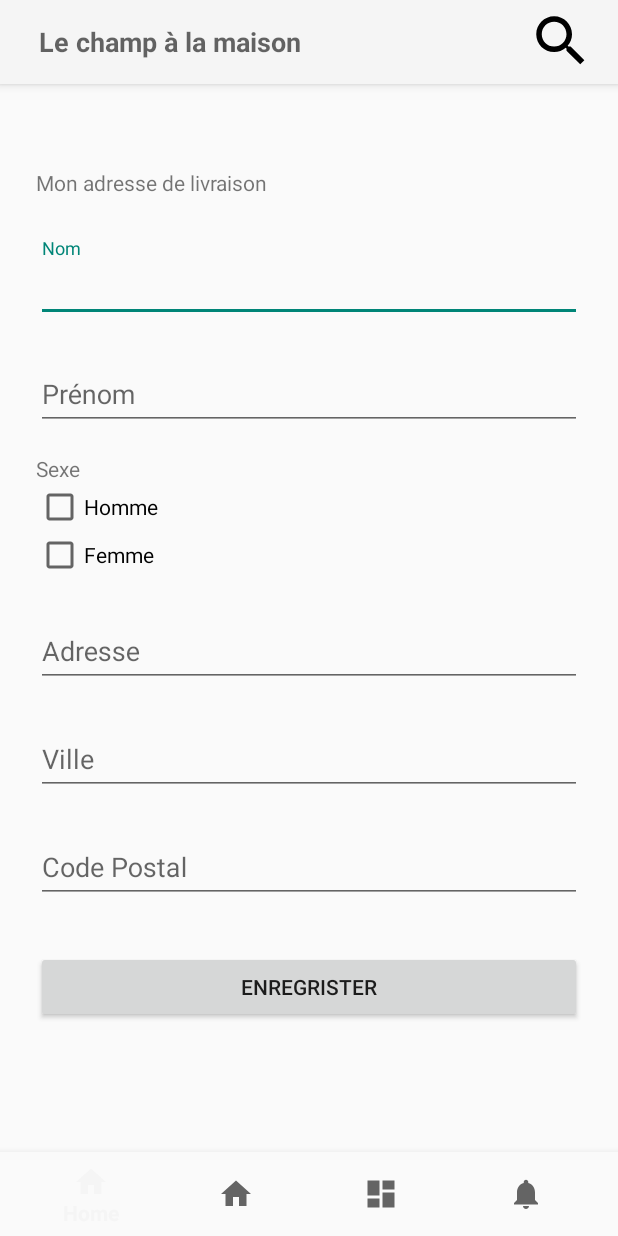
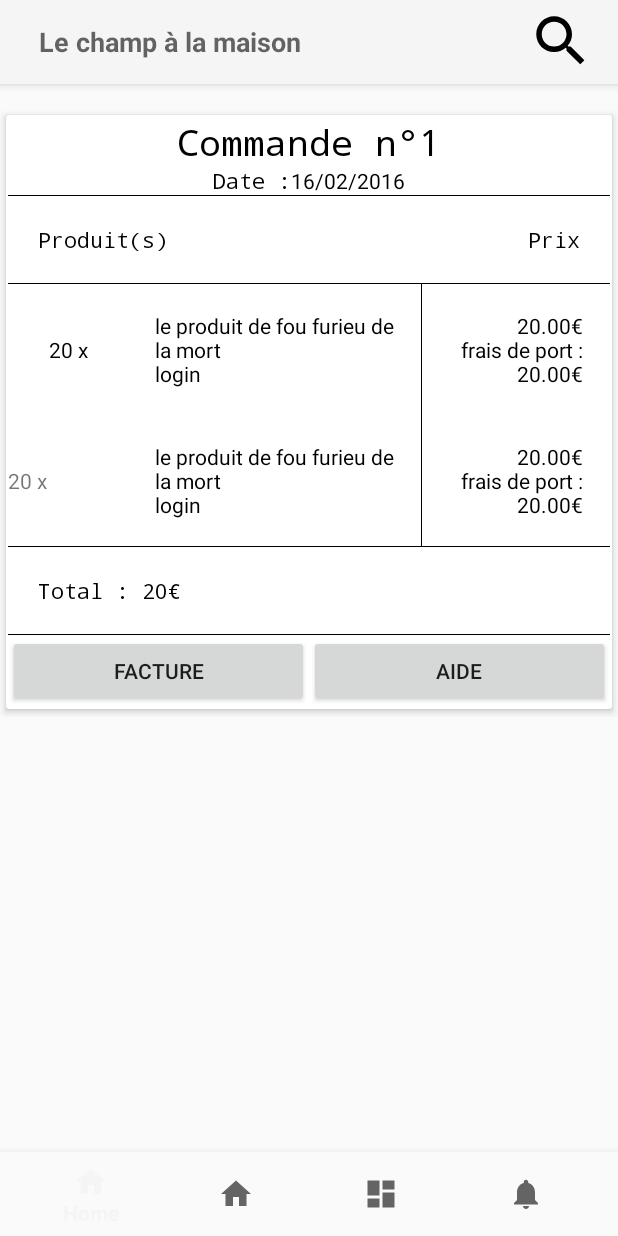
Before and after one commit to ProjetAnnuel5AL/mobile, an Android app: the HomeActivity screen opened directly, with no data from a screen before it, on a phone screen of 412 x 824 dp. Run offline under Robolectric (Android 15) with nearby library versions, the phone set to English and light mode, and no system bars; our stand-ins replace Picasso; pictures from the network do not load.

Commit message:
update view item + new img + order + test analytics

```diff
--- a/app/build.gradle
+++ b/app/build.gradle
@@ -27,6 +27,8 @@ dependencies {
     implementation 'com.android.support:appcompat-v7:27.1.1'
     implementation 'com.android.support.constraint:constraint-layout:1.1.0'
     implementation 'com.android.support:support-v4:27.1.1'
+    implementation 'com.google.firebase:firebase-core:11.8.0'
+    implementation 'com.google.firebase:firebase-crash:11.8.0'
     testImplementation 'junit:junit:4.12'
     androidTestImplementation 'com.android.support.test:runner:1.0.2'
     androidTestImplementation 'com.android.support.test.espresso:espresso-core:3.0.2'
@@ -40,5 +42,7 @@ dependencies {
     implementation 'com.github.ApendIr:slider:1.0'
     implementation 'com.github.ahmedshaban1:EasySlider:1.0.0'
 
-    implementation 'com.google.android.gms:play-services-maps:15.0.1'
+    implementation 'com.google.android.gms:play-services-maps:11.8.0'
 }
+
+apply plugin: 'com.google.gms.google-services'
--- a/app/src/main/java/com/lechampalamaison/activity/HomeActivity.java
+++ b/app/src/main/java/com/lechampalamaison/activity/HomeActivity.java
@@ -13,6 +13,7 @@ import android.support.v7.app.ActionBar;
 
 import com.lechampalamaison.R;
 import com.lechampalamaison.fragement.AddressFragment;
+import com.lechampalamaison.fragement.OrdersFragment;
 import com.lechampalamaison.fragement.ProfilFragment;
 import com.lechampalamaison.fragement.ShopFragment;
 import com.lechampalamaison.fragement.UpdatePwdFragment;
@@ -27,7 +28,6 @@ public class HomeActivity extends AppCompatActivity {
         public boolean onNavigationItemSelected(@NonNull MenuItem item) {
             switch (item.getItemId()) {
                 case R.id.navigation_producer:
-
                     return true;
                 case R.id.navigation_item:
                     showFragment(new ShopFragment());
@@ -54,7 +54,7 @@ public class HomeActivity extends AppCompatActivity {
         getSupportActionBar().setDisplayShowCustomEnabled(true);
         getSupportActionBar().setCustomView(R.layout.custom_action_bar_layout);
         View view =getSupportActionBar().getCustomView();
-        showFragment(new AddressFragment());
+        showFragment(new OrdersFragment());
 
     }
     private void showFragment(Fragment fragment) {
--- /dev/null
+++ b/app/src/main/java/com/lechampalamaison/fragement/OrdersFragment.java
@@ -0,0 +1,159 @@
+package com.lechampalamaison.fragement;
+
+import android.net.Uri;
+import android.os.Bundle;
+import android.support.v4.app.Fragment;
+import android.view.LayoutInflater;
+import android.view.View;
+import android.view.ViewGroup;
+import android.widget.AbsListView;
+import android.widget.AdapterView;
+import android.widget.ListView;
+
+import com.lechampalamaison.R;
+import com.lechampalamaison.api.model.ItemApi;
+import com.lechampalamaison.api.model.apiResponse.ItemsResponse;
+import com.lechampalamaison.api.service.ItemClient;
+import com.lechampalamaison.api.utils.Configuration;
+import com.lechampalamaison.listarrayadaper.ListOrdersArrayAdapter;
+import com.lechampalamaison.listarrayadaper.ListShopArrayAdapter;
+import com.lechampalamaison.model.Item;
+import com.lechampalamaison.model.Order;
+
+import java.util.ArrayList;
+
+import retrofit2.Call;
+import retrofit2.Callback;
+import retrofit2.Response;
+import retrofit2.Retrofit;
+import retrofit2.converter.gson.GsonConverterFactory;
+
+/**
+ * A simple {@link Fragment} subclass.
+ * Activities that contain this fragment must implement the
+ * {@link OrdersFragment.OnFragmentInteractionListener} interface
+ * to handle interaction events.
+ * Use the {@link OrdersFragment#newInstance} factory method to
+ * create an instance of this fragment.
+ */
+public class OrdersFragment extends Fragment {
+    // TODO: Rename parameter arguments, choose names that match
+    // the fragment initialization parameters, e.g. ARG_ITEM_NUMBER
+    private static final String ARG_PARAM1 = "param1";
+    private static final String ARG_PARAM2 = "param2";
+
+    ListView listViewOrders;
+    ListOrdersArrayAdapter adapter;
+    int pagination = 0;
+    Retrofit.Builder builder = new Retrofit.Builder()
+            .baseUrl(Configuration.urlApi)
+            .addConverterFactory(GsonConverterFactory.create());
+
+    Retrofit retrofit = builder.build();
+
+
+    // TODO: Rename and change types of parameters
+    private String mParam1;
+    private String mParam2;
+    ArrayList<Order> listOrders;
+
+    //filter
+
+
+    private OnFragmentInteractionListener mListener;
+
+    public OrdersFragment() {
+        // Required empty public constructor
+    }
+
+    /**
+     * Use this factory method to create a new instance of
+     * this fragment using the provided parameters.
+     *
+     * @param param1 Parameter 1.
+     * @param param2 Parameter 2.
+     * @return A new instance of fragment ShopFragment.
+     */
+    // TODO: Rename and change types and number of parameters
+    public static OrdersFragment newInstance(String param1, String param2) {
+        OrdersFragment fragment = new OrdersFragment();
+        Bundle args = new Bundle();
+        args.putString(ARG_PARAM1, param1);
+        args.putString(ARG_PARAM2, param2);
+        fragment.setArguments(args);
+        return fragment;
+    }
+
+    @Override
+    public void onCreate(Bundle savedInstanceState) {
+        super.onCreate(savedInstanceState);
+        if (getArguments() != null) {
+            mParam1 = getArguments().getString(ARG_PARAM1);
+            mParam2 = getArguments().getString(ARG_PARAM2);
+        }
+    }
+
+    @Override
+    public View onCreateView(LayoutInflater inflater, ViewGroup container,
+                             Bundle savedInstanceState) {
+        // Inflate the layout for this fragment
+
+        listOrders = new ArrayList<>();
+        View view = inflater.inflate(R.layout.fragment_orders, container, false);
+        listViewOrders = (ListView)view.findViewById(R.id.listOrders);
+
+        adapter = new ListOrdersArrayAdapter(getContext(), listOrders);
+
+
+        listOrders.add(new Order());
+
+        //filter();
+        listViewOrders.setAdapter(adapter);
+        adapter.notifyDataSetChanged();
+
+        return view;
+    }
+
+    public void updateListView(ItemApi itemApi, boolean filter){
+
+        /*Call<ItemsResponse> call;
+        if(filter == false){
+            call = itemClient.itemsWithoutFilter(itemApi.getLimit()*20);
+        }else{
+            call = itemClient.itemsFilter(itemApi.getLimit()*20, itemApi.getManualSearch(), itemApi.getCategory(), itemApi.getProduct(), itemApi.getLat(), itemApi.getLng(), itemApi.getPriceMin(), itemApi.getPriceMax());
+        }
+
+        call.enqueue(new Callback<ItemsResponse>() {
+            @Override
+            public void onResponse(Call<ItemsResponse> call, Response<ItemsResponse> response) {
+                if(response.body().getCode() == 0){
+
+                    for(int i =0; i< response.body().getResult().getList().length; i++){
+                        listItem.add(new Item(response.body().getResult().getList()[i].getIdItem(), response.body().getResult().getList()[i].getNameItem(), response.body().getResult().getList()[i].getNameCategory() + ", " + response.body().getResult().getList()[i].getNameProduct(), response.body().getResult().getList()[i].getCpItem() + " " + response.body().getResult().getList()[i].getCityItem(), response.body().getResult().getList()[i].getPriceItem(), response.body().getResult().getList()[i].getFileExtensionsItem()));
+                    }
+                    adapter.notifyDataSetChanged();
+                }else{
+                }
+            }
+            @Override
+            public void onFailure(Call<ItemsResponse> call, Throwable t) {
+            }
+        });*/
+    }
+
+
+
+    // TODO: Rename method, update argument and hook method into UI event
+    public void onButtonPressed(Uri uri) {
+        if (mListener != null) {
+            mListener.onFragmentInteraction(uri);
+        }
+    }
+
+    public interface OnFragmentInteractionListener {
+        // TODO: User argument type and name
+        void onFragmentInteraction(Uri uri);
+    }
+
+
+}
--- /dev/null
+++ b/app/src/main/java/com/lechampalamaison/listarrayadaper/ListOrdersArrayAdapter.java
@@ -0,0 +1,46 @@
+package com.lechampalamaison.listarrayadaper;
+
+import android.content.Context;
+import android.graphics.Bitmap;
+import android.graphics.BitmapFactory;
+import android.os.AsyncTask;
+import android.util.Log;
+import android.view.LayoutInflater;
+import android.view.View;
+import android.view.ViewGroup;
+import android.widget.ArrayAdapter;
+import android.widget.ImageView;
+import android.widget.TextView;
+
+import com.lechampalamaison.R;
+import com.lechampalamaison.model.Item;
+import com.lechampalamaison.model.Order;
+import com.squareup.picasso.Picasso;
+
+import java.io.InputStream;
+import java.text.NumberFormat;
+import java.util.ArrayList;
+
+public class ListOrdersArrayAdapter extends ArrayAdapter<Order> {
+    private final Context context;
+    private final ArrayList<Order> values;
+
+    public ListOrdersArrayAdapter(Context context, ArrayList<Order> values) {
+        super(context, -1, values);
+        this.context = context;
+        this.values = values;
+    }
+
+    @Override
+    public View getView(int position, View convertView, ViewGroup parent) {
+
+        LayoutInflater inflater = (LayoutInflater) context
+                .getSystemService(Context.LAYOUT_INFLATER_SERVICE);
+        View rowView = inflater.inflate(R.layout.list_order, parent, false);
+
+        return rowView;
+    }
+
+
+
+}
--- a/app/src/main/java/com/lechampalamaison/listarrayadaper/ListShopArrayAdapter.java
+++ b/app/src/main/java/com/lechampalamaison/listarrayadaper/ListShopArrayAdapter.java
@@ -13,6 +13,7 @@ import android.widget.ImageView;
 import android.widget.TextView;
 
 import com.lechampalamaison.R;
+import com.lechampalamaison.api.utils.Configuration;
 import com.lechampalamaison.model.Item;
 import com.squareup.picasso.Picasso;
 
@@ -38,7 +39,8 @@ public class ListShopArrayAdapter  extends ArrayAdapter<Item> {
                 .getSystemService(Context.LAYOUT_INFLATER_SERVICE);
         View rowView = inflater.inflate(R.layout.list_item, parent, false);
         ImageView imageView = (ImageView)rowView.findViewById(R.id.imageView);
-        Picasso.get().load(values.get(position).getUrlMainImg()).into(imageView);
+        String urlImg = Configuration.urlApi+"itemPhotos/"+values.get(position).getId()+"/img_resize/0_xs.jpg";
+        Picasso.get().load(urlImg).into(imageView);
         /*new DownloadImageTask((ImageView)rowView.findViewById(R.id.imageView))
                 .execute(values.get(position).getUrlMainImg());
         Picasso.with(MainActivity.this).load(imgURL).into(ivmage);*/
--- /dev/null
+++ b/app/src/main/java/com/lechampalamaison/model/Order.java
@@ -0,0 +1,4 @@
+package com.lechampalamaison.model;
+
+public class Order {
+}
--- /dev/null
+++ b/app/src/main/res/drawable/border_right.xml
@@ -0,0 +1,20 @@
+<?xml version="1.0" encoding="utf-8"?>
+<layer-list xmlns:android="http://schemas.android.com/apk/res/android" >
+    <item>
+        <shape
+            android:shape="rectangle">
+            <stroke android:width="1dp" android:color="#000000" />
+            <solid android:color="#FFFFFF" />
+
+        </shape>
+    </item>
+
+    <item android:right="1dp">
+        <shape
+            android:shape="rectangle">
+            <stroke android:width="1dp" android:color="#FFFFFF" />
+            <solid android:color="#ffffff" />
+        </shape>
+    </item>
+
+</layer-list>
--- /dev/null
+++ b/app/src/main/res/drawable/border_top_bottom.xml
@@ -0,0 +1,20 @@
+<?xml version="1.0" encoding="utf-8"?>
+<layer-list xmlns:android="http://schemas.android.com/apk/res/android" >
+    <item>
+        <shape
+            android:shape="rectangle">
+            <stroke android:width="1dp" android:color="#000000" />
+            <solid android:color="#FFFFFF" />
+
+        </shape>
+    </item>
+
+    <item android:top="1dp" android:bottom="1dp">
+        <shape
+            android:shape="rectangle">
+            <stroke android:width="1dp" android:color="#FFFFFF" />
+            <solid android:color="#ffffff" />
+        </shape>
+    </item>
+
+</layer-list>
--- /dev/null
+++ b/app/src/main/res/layout/fragment_orders.xml
@@ -0,0 +1,15 @@
+<?xml version="1.0" encoding="utf-8"?>
+<FrameLayout xmlns:android="http://schemas.android.com/apk/res/android"
+    xmlns:tools="http://schemas.android.com/tools"
+    android:layout_width="match_parent"
+    android:layout_height="match_parent"
+    tools:context=".fragement.OrdersFragment">
+
+
+    <ListView
+        android:id="@+id/listOrders"
+        android:layout_width="match_parent"
+        android:layout_height="match_parent"
+        android:layout_marginBottom="70dp"/>
+
+</FrameLayout>
--- /dev/null
+++ b/app/src/main/res/layout/list_order.xml
@@ -0,0 +1,219 @@
+<LinearLayout xmlns:android="http://schemas.android.com/apk/res/android"
+    xmlns:app="http://schemas.android.com/apk/res-auto"
+    xmlns:tools="http://schemas.android.com/tools"
+    android:layout_width="fill_parent"
+    android:layout_height="wrap_content"
+    android:orientation="vertical">
+
+
+    <android.support.v7.widget.CardView
+        android:id="@+id/CardViewListAppel"
+        android:layout_width="match_parent"
+        android:layout_height="match_parent"
+        android:layout_alignParentStart="true"
+        android:layout_alignParentTop="true"
+        android:layout_marginTop="15dp"
+        app:cardCornerRadius="2dp"
+        app:cardElevation="3dp"
+        app:cardUseCompatPadding="true"
+        app:contentPadding="1dp">
+
+
+        <LinearLayout
+            android:layout_width="match_parent"
+            android:layout_height="match_parent"
+            android:orientation="vertical">
+
+            <TextView
+                android:id="@+id/textView3"
+                android:layout_width="match_parent"
+                android:layout_height="wrap_content"
+                android:fontFamily="monospace"
+                android:text="Commande n°1"
+                android:textAlignment="center"
+                android:textColor="@color/black"
+                android:textSize="24sp" />
+
+            <LinearLayout
+                android:layout_width="match_parent"
+                android:layout_height="match_parent"
+                android:orientation="horizontal">
+
+                <TextView
+                    android:id="@+id/textView4"
+                    android:layout_width="wrap_content"
+                    android:layout_height="wrap_content"
+                    android:layout_weight="1"
+                    android:fontFamily="monospace"
+                    android:text="Date :"
+                    android:textAlignment="textEnd"
+                    android:textColor="@color/black" />
+
+                <TextView
+                    android:id="@+id/textView6"
+                    android:layout_width="wrap_content"
+                    android:layout_height="wrap_content"
+                    android:layout_weight="1"
+                    android:text="16/02/2016"
+                    android:textAlignment="viewStart"
+                    android:textColor="#000000" />
+            </LinearLayout>
+
+            <TableLayout
+                xmlns:android="http://schemas.android.com/apk/res/android"
+                android:layout_width="match_parent"
+                android:layout_height="match_parent"
+                android:shrinkColumns="*"
+                android:stretchColumns="*"
+                >
+
+                <TableRow
+                    android:id="@+id/tableRow1"
+                    android:layout_height="wrap_content"
+                    android:layout_width="match_parent"
+                    android:background="@drawable/border_top_bottom">
+
+                    <TextView
+                        android:id="@+id/TextView04"
+                        android:layout_weight="1"
+                        android:fontFamily="monospace"
+                        android:gravity="center"
+                        android:padding="20dip"
+                        android:text="Produit(s)"
+                        android:textAlignment="viewStart"
+                        android:textColor="#000000"
+                        android:textSize="14sp" />
+
+                    <TextView
+                        android:id="@+id/TextView04"
+                        android:layout_weight="1"
+                        android:fontFamily="monospace"
+                        android:gravity="center"
+                        android:padding="20dip"
+                        android:text="Prix"
+                        android:textAlignment="textEnd"
+                        android:textColor="#000000"
+                        android:textSize="14sp" />
+
+                </TableRow>
+
+                <TableRow
+                    android:layout_width="match_parent"
+                    android:layout_height="match_parent"
+                    android:gravity="center_horizontal">
+
+                    <TextView
+                        android:id="@+id/TextView034"
+                        android:layout_weight="1"
+                        android:text="20 x"
+                        android:textAlignment="center"
+                        android:layout_gravity="center_vertical"
+                        android:textColor="#000000"
+                        android:textSize="14sp" />
+
+
+                    <TextView
+                        android:id="@+id/TextView04"
+                        android:layout_weight="1"
+                        android:gravity="center"
+                        android:padding="18dip"
+                        android:text="le produit de fou furieu de la mort\nlogin"
+                        android:textAlignment="viewStart"
+                        android:textColor="#000000"
+                        android:textSize="14sp"
+                        android:background="@drawable/border_right" />
+
+                    <TextView
+                        android:id="@+id/textView2"
+                        android:layout_width="wrap_content"
+                        android:layout_height="wrap_content"
+                        android:layout_weight="1"
+                        android:gravity="center"
+                        android:padding="18dip"
+                        android:text="20.00€\nfrais de port :   20.00€"
+                        android:textAlignment="textEnd"
+                        android:textColor="#000000"
+                        android:textSize="14sp" />
+                </TableRow>
+
+                <TableRow
+                    android:layout_height="wrap_content"
+                    android:layout_width="fill_parent"
+                    android:gravity="center_horizontal">
+
+                    <TextView
+                        android:id="@+id/textView10"
+                        android:layout_width="wrap_content"
+                        android:layout_height="wrap_content"
+                        android:layout_gravity="center_vertical"
+                        android:text="20 x" />
+
+                    <TextView
+                        android:id="@+id/TextView04"
+                        android:layout_weight="1"
+                        android:gravity="center"
+                        android:padding="18dip"
+                        android:text="le produit de fou furieu de la mort\nlogin"
+                        android:textAlignment="viewStart"
+                        android:textColor="#000000"
+                        android:textSize="14sp"
+                        android:background="@drawable/border_right" />
+
+                    <TextView
+                        android:id="@+id/textView2"
+                        android:layout_width="wrap_content"
+                        android:layout_height="wrap_content"
+                        android:layout_weight="1"
+                        android:gravity="center"
+                        android:padding="18dip"
+                        android:text="20.00€\nfrais de port :   20.00€"
+                        android:textAlignment="textEnd"
+                        android:textColor="#000000"
+                        android:textSize="14sp" />
+                </TableRow>
+
+            </TableLayout>
+
+            <LinearLayout
+                android:layout_width="match_parent"
+                android:layout_height="match_parent"
+                android:orientation="horizontal"
+                android:background="@drawable/border_top_bottom">
+
+                <TextView
+                    android:id="@+id/textView13"
+                    android:layout_width="8dp"
+                    android:layout_height="wrap_content"
+                    android:layout_weight="1"
+                    android:fontFamily="monospace"
+                    android:padding="20dip"
+                    android:text="Total : 20€"
+                    android:textAlignment="textStart"
+                    android:textColor="#000000" />
+
+            </LinearLayout>
+
+            <LinearLayout
+                android:layout_width="match_parent"
+                android:layout_height="match_parent"
+                android:orientation="horizontal">
+
+                <Button
+                    android:id="@+id/button"
+                    android:layout_width="wrap_content"
+                    android:layout_height="wrap_content"
+                    android:layout_weight="1"
+                    android:text="Facture" />
+
+                <Button
+                    android:id="@+id/button2"
+                    android:layout_width="wrap_content"
+                    android:layout_height="wrap_content"
+                    android:layout_weight="1"
+                    android:text="Aide" />
+            </LinearLayout>
+
+        </LinearLayout>
+
+    </android.support.v7.widget.CardView>
+</LinearLayout>
--- a/build.gradle
+++ b/build.gradle
@@ -12,6 +12,7 @@ buildscript {
 
         // NOTE: Do not place your application dependencies here; they belong
         // in the individual module build.gradle files
+        classpath 'com.google.gms:google-services:3.1.1'
     }
 }
 
```
Also changed, not shown: app/src/main/java/com/lechampalamaison/activity/LoginActivity.java (+31 -8 lines), app/src/main/java/com/lechampalamaison/api/model/apiResponse/ItemResponse.java (+17 -0 lines), app/src/main/java/com/lechampalamaison/fragement/ItemFragment.java (+41 -27 lines), app/src/main/res/layout/fragment_item.xml (+22 -17 lines).
